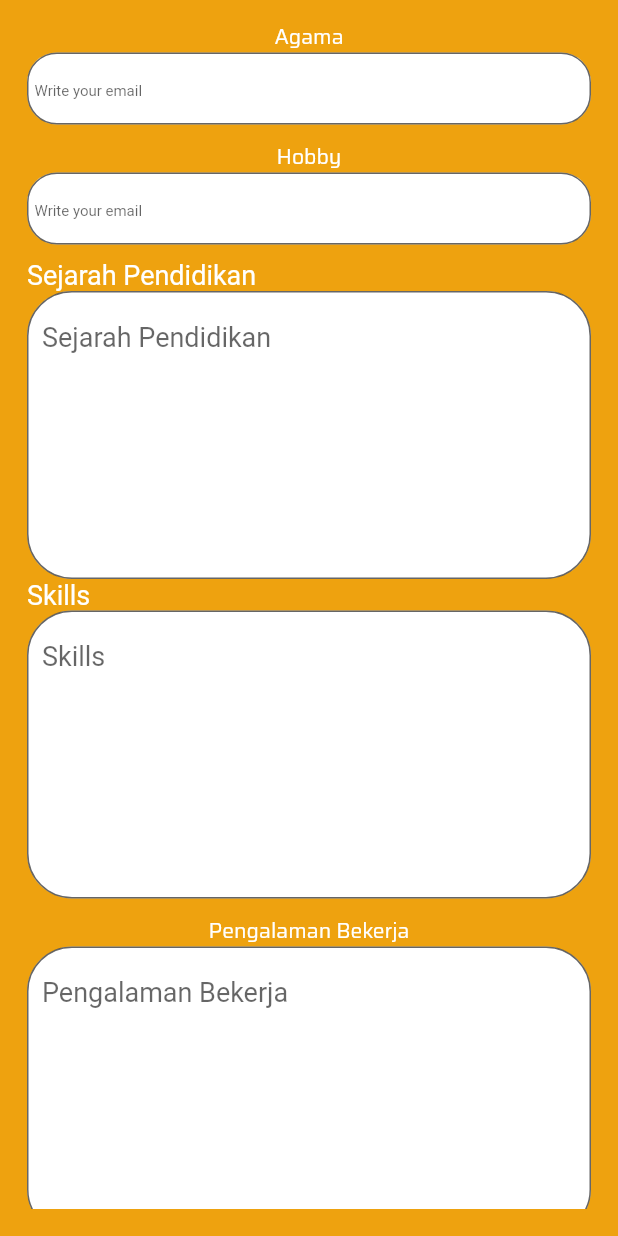
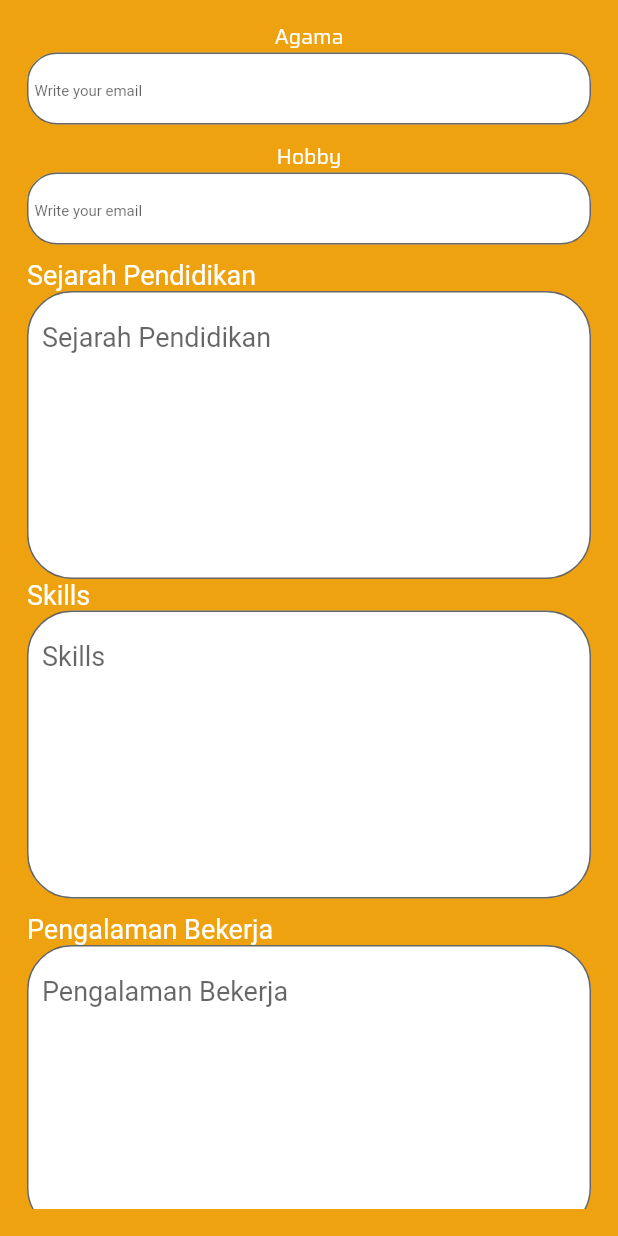
Before and after one commit to Xzellize90/CariKerja, a Flutter app: the ProfileApp screen opened directly, scrolled down 576 dp, on a phone screen of 412 x 824 dp. Run offline on Flutter 3.47's test engine with Material 2 defaults, Android fonts, the phone set to English and light mode, and no system bars; our stand-ins replace circular_profile_avatar, cloud_firestore, equatable, firebase_auth, firebase_core, firebase_storage and 4 more; accounts and stored records are empty; network calls fail.

Commit message:
by stario
update for the register feature

```diff
--- a/lib/extensions/firebase_userA_extensions.dart
+++ b/lib/extensions/firebase_userA_extensions.dart
@@ -11,6 +11,7 @@ extension FirebaseUserAExtension on User {
           String spndidikan = "No Data",
           String skills = "No Data",
           String pbekerja = "No Data",
+          String status = "Applicant",
           String images = "No image"}) =>
       UserA(
           this.uid,
@@ -23,5 +24,7 @@ extension FirebaseUserAExtension on User {
           this.displayName,
           this.displayName,
           this.displayName,
-          this.displayName);
+          this.displayName,
+          status: status,
+          );
 }
--- a/lib/extensions/firebase_userC_extensions.dart
+++ b/lib/extensions/firebase_userC_extensions.dart
@@ -3,6 +3,6 @@ import 'package:firebase_auth/firebase_auth.dart';
 
 extension FirebaseUserCExtension on User {
   UserC convertToUser(
-          {String namaC = "No Name", String lokasi = "No Location"}) =>
-      UserC(this.uid, this.email, namaC: namaC, lokasi: lokasi);
+          {String namaC = "No Name", String lokasi = "No Location", String status = "Company"}) =>
+      UserC(this.uid, this.email, namaC: namaC, lokasi: lokasi, status: status);
 }
--- a/lib/models/userA.dart
+++ b/lib/models/userA.dart
@@ -11,6 +11,7 @@ class UserA extends Equatable {
   final String spendidikan;
   final String skills;
   final String pbekerja;
+  final String status;
   final String profileApplicant;
 
   UserA(
@@ -24,7 +25,8 @@ class UserA extends Equatable {
       this.spendidikan,
       this.skills,
       this.pbekerja,
-      this.profileApplicant);
+      this.profileApplicant,
+      {this.status});
 
   @override
   List<Object> get props => [
@@ -38,6 +40,7 @@ class UserA extends Equatable {
         spendidikan,
         skills,
         pbekerja,
+        status,
         profileApplicant
       ];
 }
--- a/lib/models/userC.dart
+++ b/lib/models/userC.dart
@@ -6,10 +6,11 @@ class UserC extends Equatable{
   final String email;
   final String namaC;
   final String lokasi;
+  final String status;
   final String profileCompany;
 
-  UserC(this.uid, this.email, {this.namaC, this.lokasi, this.profileCompany});
+  UserC(this.uid, this.email, {this.namaC, this.lokasi, this.status, this.profileCompany});
 
   @override
-  List<Object> get props => [uid, email, namaC, lokasi, profileCompany];
+  List<Object> get props => [uid, email, namaC, lokasi, status, profileCompany];
 }
--- a/lib/services/authA_services.dart
+++ b/lib/services/authA_services.dart
@@ -12,7 +12,7 @@ class AuthAServices{
     try{
       UserCredential result = await auth.createUserWithEmailAndPassword(email: email, password: password);
 
-      UserA userA = result.user.convertToUser(namaA: namaA, lokasi: lokasi, ttlahir: ttlahir, agama: agama, hobby: hobby, spndidikan: spendidikan, skills: skills, pbekerja: pbekerja);
+      UserA userA = result.user.convertToUser(namaA: namaA, lokasi: lokasi, ttlahir: ttlahir, agama: agama, hobby: hobby, spndidikan: spendidikan, skills: skills, pbekerja: pbekerja, status: "Applicant");
 
       auth.signOut();
       await UserAServices.updateUser(userA);
--- a/lib/services/authC_services.dart
+++ b/lib/services/authC_services.dart
@@ -17,7 +17,7 @@ class AuthCServices {
       UserCredential result = await auth.createUserWithEmailAndPassword(
           email: email, password: password);
 
-      UserC userC = result.user.convertToUser(namaC: namaC, lokasi: lokasi);
+      UserC userC = result.user.convertToUser(namaC: namaC, lokasi: lokasi, status: "Company");
 
       auth.signOut();
       await UserCServices.updateUser(userC);
--- a/lib/services/userC_services.dart
+++ b/lib/services/userC_services.dart
@@ -14,6 +14,7 @@ class UserCServices {
       'email': userC.email,
       'namaC': userC.namaC,
       'lokasi': userC.lokasi,
+      'status': userC.status,
       'profileCompany': userC.profileCompany ?? ""
     });
   }
--- a/lib/ui/pages/Aprofile_page.dart
+++ b/lib/ui/pages/Aprofile_page.dart
@@ -31,10 +31,11 @@ class _ProfileAppState extends State<ProfileApp> {
       hobby,
       lokai,
       agama,
-      kerja,
       pendidikan,
       ttl,
       skill,
+      kerja,
+      status,
       images;
 
   var ctrlEmail = TextEditingController();
@@ -46,6 +47,7 @@ class _ProfileAppState extends State<ProfileApp> {
   var ctrlPend = TextEditingController();
   var ctrlSkill = TextEditingController();
   var ctrlKerja = TextEditingController();
+  var ctrlStatus = TextEditingController( text: "applicant");
 
   var ctrlId = TextEditingController();
 
@@ -118,7 +120,7 @@ class _ProfileAppState extends State<ProfileApp> {
                   RaisedButton.icon(
                       onPressed: () async {
                         await chooseImage();
-                        await UserAServices.updateProfileCompany(
+                        await UserAServices.updateProfileApplicant(
                                 _auth.uid, imageFile)
                             .then((value) {
                           if (value) {
@@ -277,9 +279,13 @@ class _ProfileAppState extends State<ProfileApp> {
                     maxLines: 8,
                   ),
                   SizedBox(height: 10),
-                  Text("Pengalaman Bekerja",
-                      style:
-                          TextStyle(color: Colors.white, fontFamily: 'saira')),
+                  Align(
+                    alignment: Alignment.centerLeft,
+                    child: Text(
+                      "Pengalaman Bekerja",
+                      style: TextStyle(color: Colors.white, fontSize: 18),
+                    ),
+                  ),
                   TextFormField(
                     controller: ctrlKerja = TextEditingController(text: kerja),
                     decoration: InputDecoration(
@@ -340,10 +346,10 @@ class _ProfileAppState extends State<ProfileApp> {
                                       ctrlKerja.text,
                                       "");
                                   bool result =
-                                      await UserAServices.editProduct(user);
+                                      await UserAServices.editApplicant(user);
                                   if (result == true) {
                                     Fluttertoast.showToast(
-                                      msg: "Edit product succesful!",
+                                      msg: "Edit succesful!",
                                       toastLength: Toast.LENGTH_SHORT,
                                       gravity: ToastGravity.BOTTOM,
                                       backgroundColor: Colors.green,
--- a/lib/ui/pages/signup_A_page.dart
+++ b/lib/ui/pages/signup_A_page.dart
@@ -16,6 +16,7 @@ class _SignUpApplicantState extends State<SignUpApplicant> {
   final ctrlSPenddidikan = TextEditingController();
   final ctrlSkills = TextEditingController();
   final ctrlPBekerja = TextEditingController();
+  final ctrlStatus = TextEditingController(text : "Applicant");
   bool isLoading = false;
 
   @override
```
Also changed, not shown: lib/services/userA_services.dart (+4 -3 lines).
